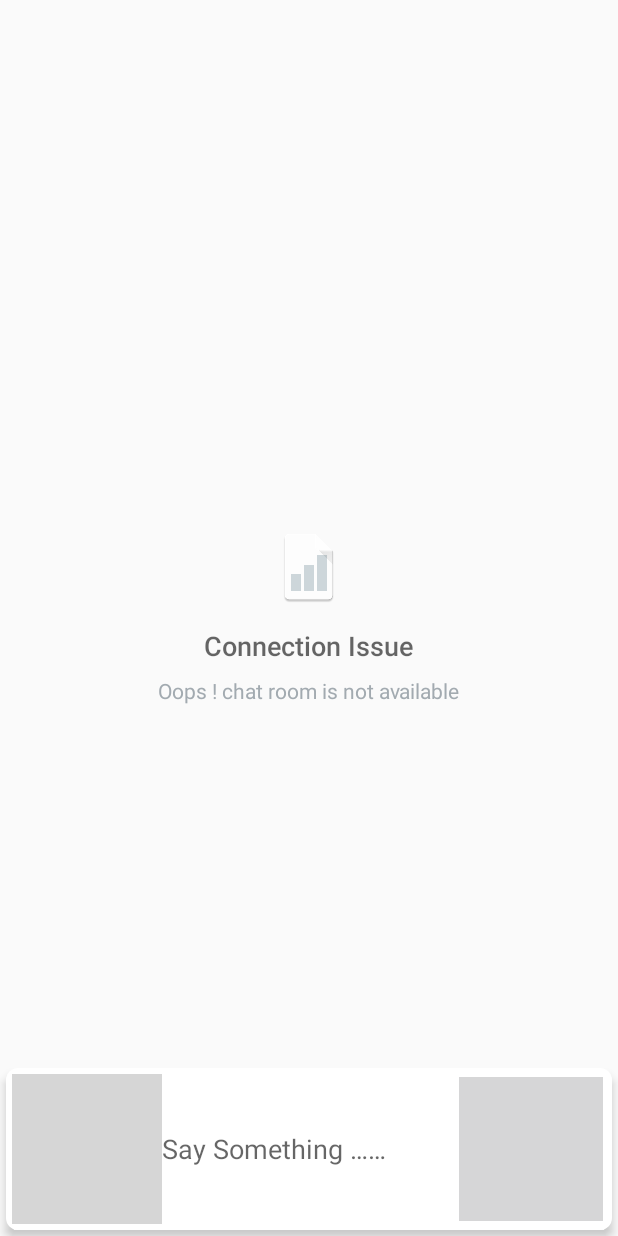
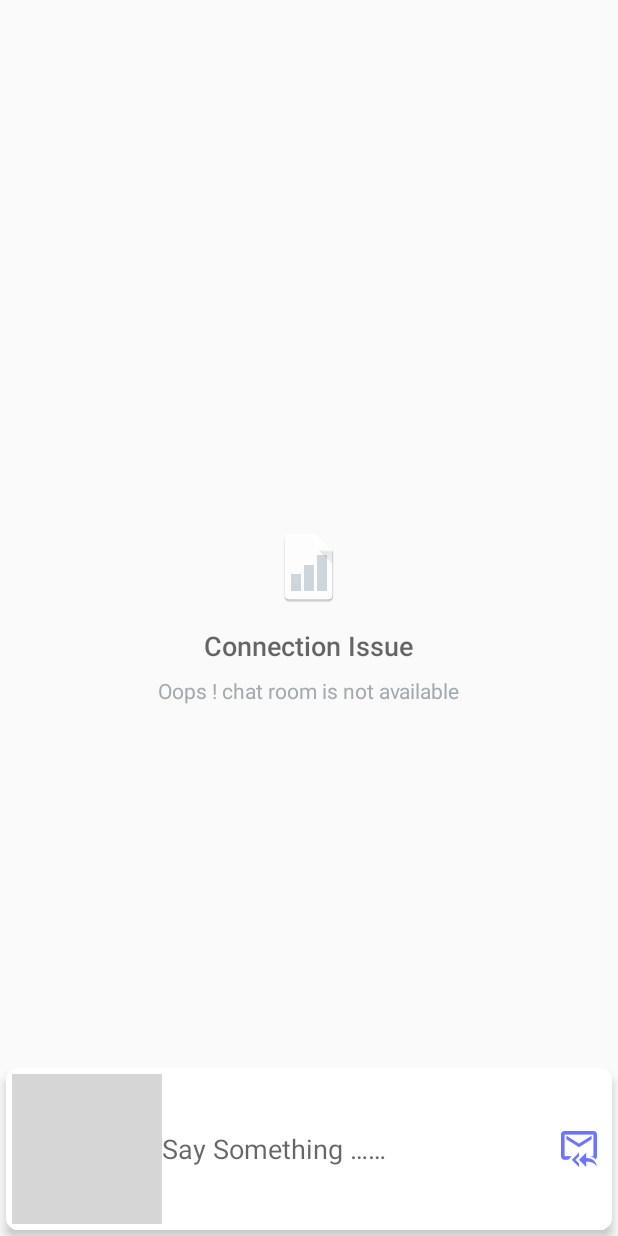
Before and after one commit to Sourav992v/FireChatbot, an Android app: the layout fire_chat_layout.xml on its own in the app's theme, with its tools: preview values and no code run, on a phone screen of 412 x 824 dp. Run offline under Robolectric (Android 15) with nearby library versions, the phone set to English and light mode, and no system bars; grey boxes are pictures that could not be loaded.

Commit message:
Add Drawable Resource

```diff
--- a/app/src/main/res/drawable/button_circular_shape.xml
+++ b/app/src/main/res/drawable/button_circular_shape.xml
@@ -1,6 +1,6 @@
 <?xml version="1.0" encoding="utf-8"?>
 <shape android:shape="ring"
     xmlns:android="http://schemas.android.com/apk/res/android">
-    <solid android:color="@color/Green_A700"/>
+    <solid android:color="@color/Blue_Gray_50"/>
     <corners android:radius="8dp"/>
 </shape>
```
Also changed, not shown: app/src/main/res/drawable-hdpi/ic_action_sign_out.png (added), app/src/main/res/drawable-hdpi/ic_send_active.png (added), app/src/main/res/drawable-hdpi/ic_send_default.png (added), app/src/main/res/drawable-mdpi/ic_action_sign_out.png (added), app/src/main/res/drawable-mdpi/ic_send_active.png (added), app/src/main/res/drawable-mdpi/ic_send_default.png (added), app/src/main/res/drawable-xhdpi/ic_action_sign_out.png (added), app/src/main/res/drawable-xhdpi/ic_send_active.png (added), app/src/main/res/drawable-xhdpi/ic_send_default.png (added), app/src/main/res/drawable-xxhdpi/ic_action_sign_out.png (added), app/src/main/res/drawable-xxhdpi/ic_send_active.png (added), app/src/main/res/drawable-xxhdpi/ic_send_default.png (added).
